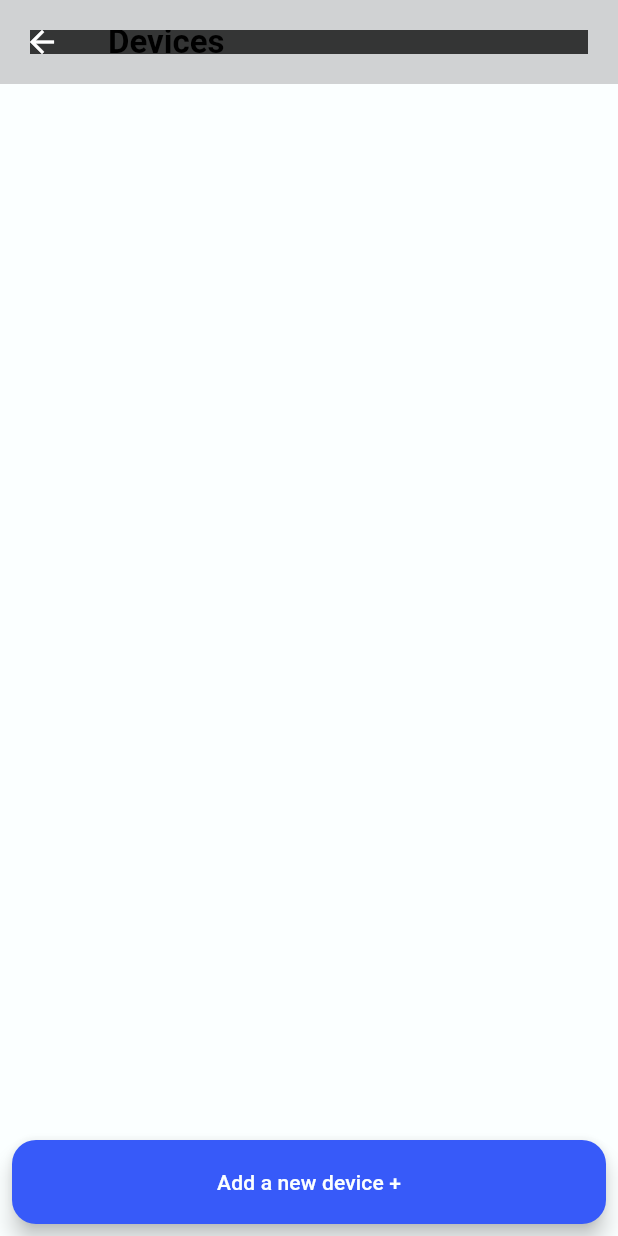
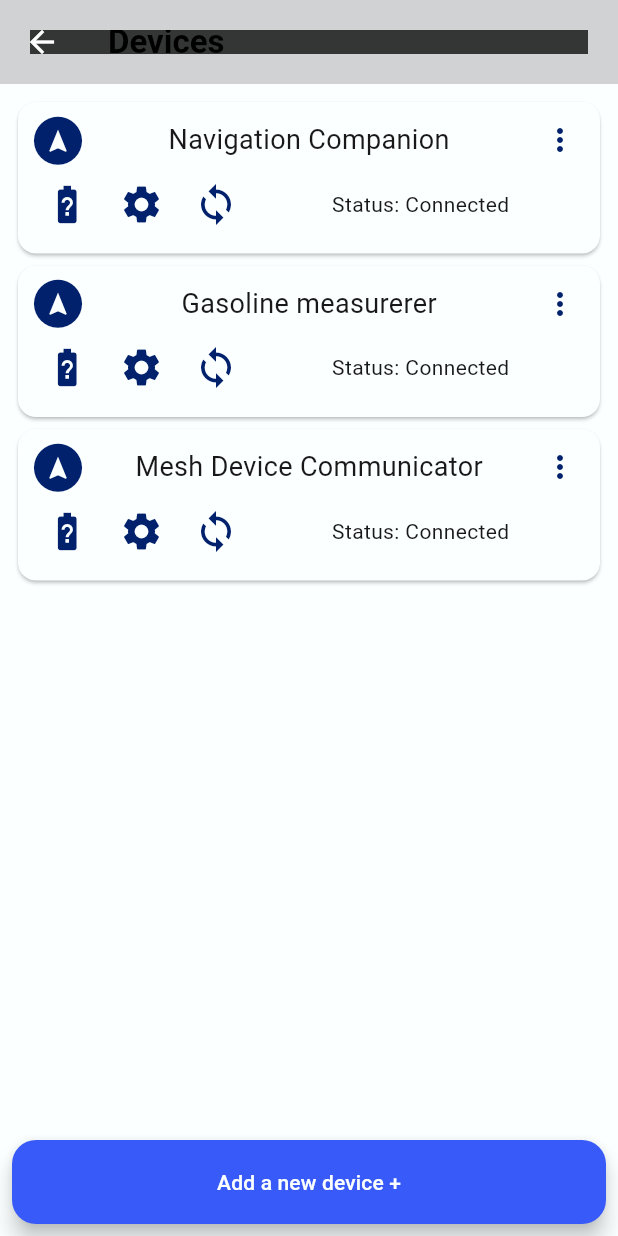
Before and after one commit to Navware-Official/nav-e, a Flutter app: the screen it shows after launch, after a tap on the "menu" icon, after a tap on "Devices", on a phone screen of 412 x 824 dp. Run offline on Flutter 3.47's test engine with Material 3 defaults, Android fonts, the phone set to English and light mode, and no system bars; our stand-ins replace bloc, flutter_bloc, flutter_blue_plus, flutter_map, geolocator, latlong2 and 2 more.

Commit message:
Added a temporary small sample for developent

```diff
--- a/lib/screens/device_management/device_management_screen.dart
+++ b/lib/screens/device_management/device_management_screen.dart
@@ -3,6 +3,8 @@ import 'package:flutter_bloc/flutter_bloc.dart';
 import 'package:nav_e/bloc/app_state_bloc.dart';
 import 'package:nav_e/bloc/bluetooth/bluetooth_bloc.dart';
 import 'package:nav_e/screens/device_management/widgets/device_card_widget.dart';
+
+final List<DeviceCard> devices = <DeviceCard>[DeviceCard(deviceName: "Navigation Companion"), DeviceCard(deviceName: "Gasoline measurerer"), DeviceCard(deviceName: "Mesh Device Communicator")];
 
 class DeviceManagementScreen extends StatefulWidget {
   const DeviceManagementScreen({super.key});
```
